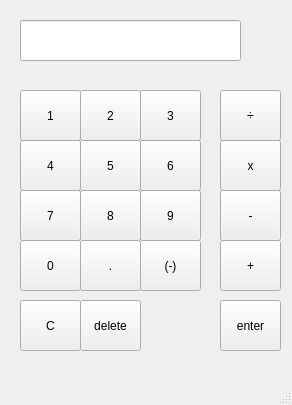
katiebug2001/CSC_3220_final_proj_calculator, file classy_calculator/calculator.ui: the form before one commit.
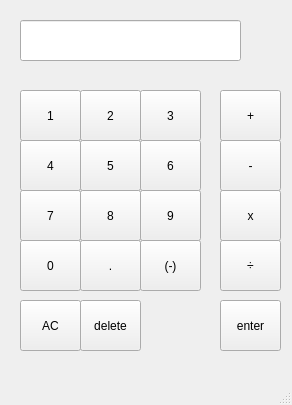
The form after the commit.

Commit message: mostly functional calculator

```diff
--- a/classy_calculator/calculator.ui
+++ b/classy_calculator/calculator.ui
@@ -208,7 +208,7 @@
     <property name="geometry">
      <rect>
       <x>220</x>
-      <y>140</y>
+      <y>190</y>
       <width>61</width>
       <height>51</height>
      </rect>
@@ -221,7 +221,7 @@
     <property name="geometry">
      <rect>
       <x>220</x>
-      <y>90</y>
+      <y>240</y>
       <width>61</width>
       <height>51</height>
      </rect>
@@ -234,7 +234,7 @@
     <property name="geometry">
      <rect>
       <x>220</x>
-      <y>190</y>
+      <y>140</y>
       <width>61</width>
       <height>51</height>
      </rect>
@@ -247,7 +247,7 @@
     <property name="geometry">
      <rect>
       <x>220</x>
-      <y>240</y>
+      <y>90</y>
       <width>61</width>
       <height>51</height>
      </rect>
@@ -266,7 +266,7 @@
      </rect>
     </property>
     <property name="text">
-     <string>C</string>
+     <string>AC</string>
     </property>
    </widget>
    <widget class="QPushButton" name="delete_button">
```
The commit also changes 8 other files.
